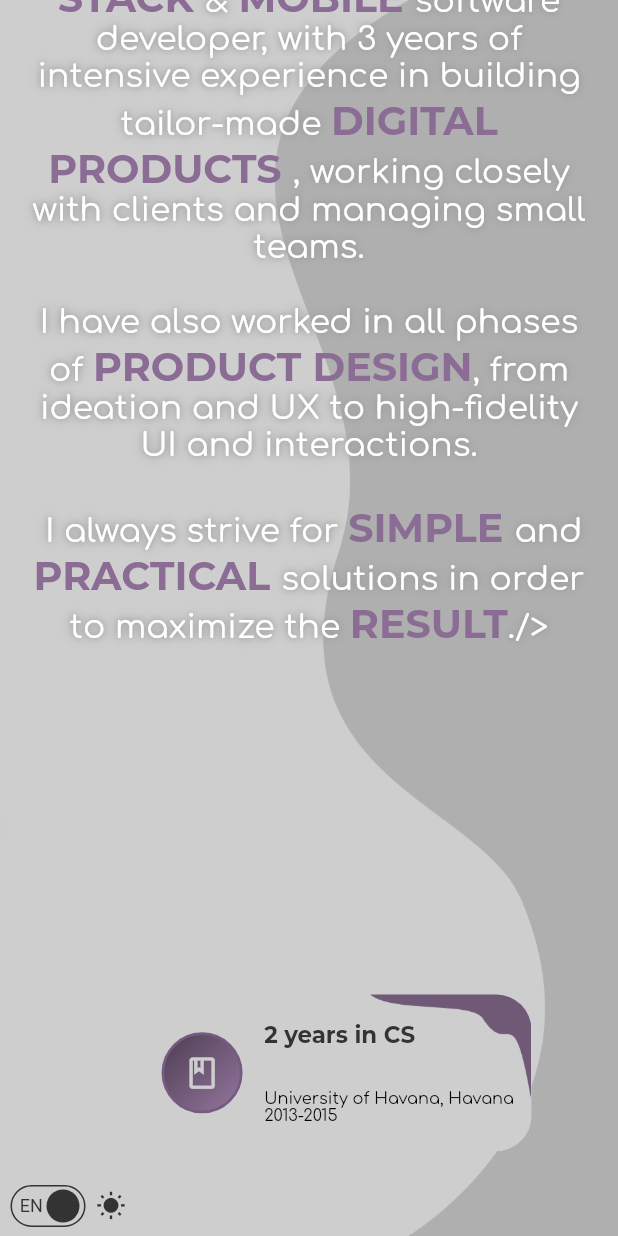
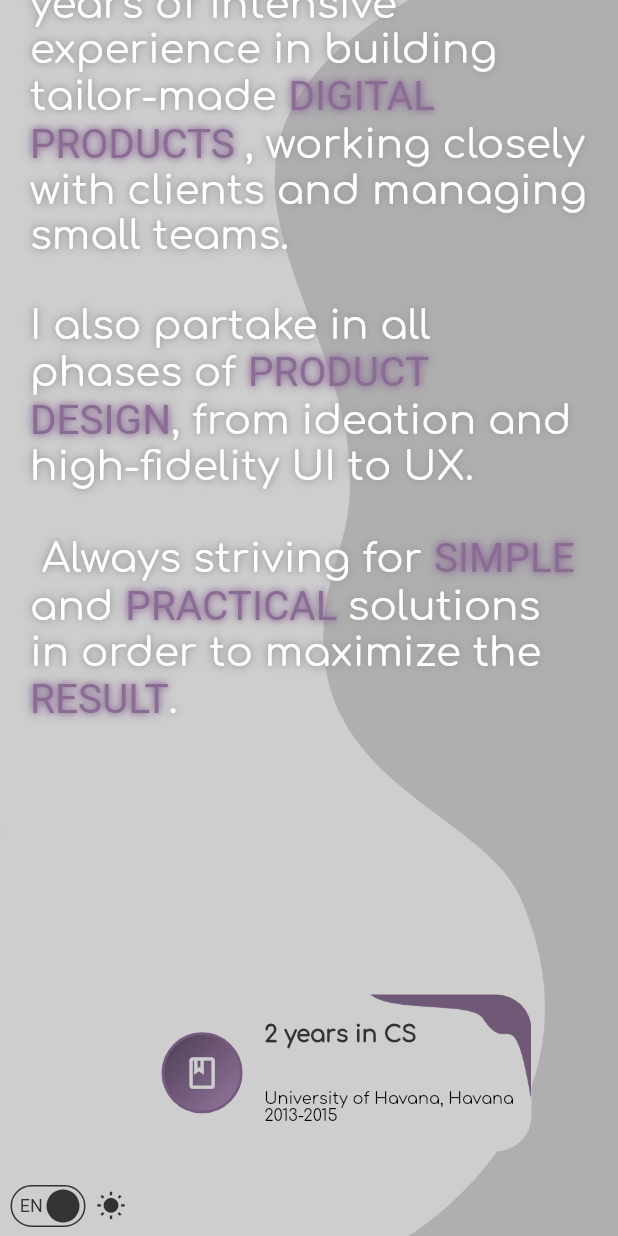
Before and after one commit to Ricardo-MT/personal, a Flutter app: the screen it shows after launch, scrolled down 1152 dp, on a phone screen of 412 x 824 dp. Run offline on Flutter 3.47's test engine with Material 2 defaults, Android fonts, the phone set to English and light mode, and no system bars; drawn by our look-alikes of auto_size_text; our stand-ins replace flutter_inset_box_shadow, font_awesome_flutter, url_strategy; missing offline and left inert: seo_renderer; generated files the repository leaves out were written again.

Commit message:
Improved ui

```diff
--- a/lib/l10n/arb/app_en.arb
+++ b/lib/l10n/arb/app_en.arb
@@ -1,18 +1,18 @@
 {
     "@@locale": "en",
-    "sectionA1": "< I am a Spain based ",
-    "sectionA2": "software developer, with 3 years of intensive experience in building tailor-made ",
+    "sectionA1": "",
+    "sectionA2": "software developer, with 4 years of intensive experience in building tailor-made ",
     "sectionA3": "DIGITAL PRODUCTS ",
-    "sectionA4": ", working closely with clients and managing small teams.\n\nI have also worked in all phases of ",
+    "sectionA4": ", working closely with clients and managing small teams.\n\nI also partake in all phases of ",
     "sectionA5": "PRODUCT DESIGN",
-    "sectionA6": ", from ideation and UX to high-fidelity UI and interactions.",
-    "sectionA7": "\n\n I always strive for ",
+    "sectionA6": ", from ideation and high-fidelity UI to UX.",
+    "sectionA7": "\n\n Always striving for ",
     "sectionA8": "SIMPLE ",
     "sectionA9": "and ",
     "sectionA10": "PRACTICAL ",
     "sectionA11": "solutions in order to maximize the ",
     "sectionA12": "RESULT",
-    "sectionA13": "./>",
+    "sectionA13": ".",
     "sectionBExp1Title": "2 years in CS",
     "sectionBExp1Location": "University of Havana, Havana",
     "sectionBExp1Time": "2013-2015",
@@ -28,9 +28,9 @@
     "sectionCSection1": "PROGRAMMING\nLANGUAGES",
     "sectionCSection2": "FRAMEWORKS\n& LIBRARIES",
     "sectionCSection3": "OTHER\nTECH",
-    "sectionE1": "< I have always been ",
+    "sectionE1": "I've always been ",
     "sectionE2": "HORIZONTALLY SCOPED ",
-    "sectionE3": "in regard to my abilities, and never had a specialised or well defined trade.\n\nFor the last 3 years I have worked very hard on getting as good as I can in ",
+    "sectionE3": "in regard to my abilities, and never had a specialised or well defined trade.\n\nFor the last 4 years I've worked very hard on getting as good as I can in ",
     "sectionE4": "SOFTWARE DEVELOPMENT",
     "sectionE5": ", building a more vertically scoped profile in the field I love.\n\nI became to understand how mastering skills takes ",
     "sectionE6": "TIME ",
@@ -42,13 +42,13 @@
     "sectionE12": "TEAM PLAYER",
     "sectionE13": ", very proactive and always with a ",
     "sectionE14": "CAN-DO ",
-    "sectionE15": "attitude. For the past 5 years I had a ",
+    "sectionE15": "attitude. For the past 6 years I've had a ",
     "sectionE16": "CONTINUOUS ",
     "sectionE17": "improvement mindset as I strive to become ",
     "sectionE18": "BETTER ",
     "sectionE19": "everyday, reinforcing my lifelong learning eagerness.\n\nI now aspire to contribute to the community, increase my professional network and carry on following my carefully tailored career pathway.\n\nStill horizontal, but propelling in ",
     "sectionE20": "VERTICAL",
-    "sectionE21": "./>",
+    "sectionE21": ".",
     "sectionProjects": "PROJECTS",
     "sectionProjectsBreakWord": "PROJ\nECTS"
 }
--- a/lib/view/page/sections/section_a.dart
+++ b/lib/view/page/sections/section_a.dart
@@ -1,8 +1,8 @@
 import 'package:auto_size_text/auto_size_text.dart';
 import 'package:flutter/material.dart';
+import 'package:ricardomejiastravieso/l10n/l10n.dart';
 import 'package:ricardomejiastravieso/utils/theme.dart';
 import 'package:ricardomejiastravieso/view/widgets/card.dart';
-import 'package:ricardomejiastravieso/l10n/l10n.dart';
 
 class SectionZero extends StatelessWidget {
   const SectionZero({
@@ -25,14 +25,14 @@ class SectionZero extends StatelessWidget {
       flex: 5,
       child: AutoSizeText.rich(
         TextSpan(text: l10n.sectionA1, children: [
-          const TextSpan(
+          TextSpan(
             text: "FULL STACK ",
             style: _accentStyle,
           ),
           const TextSpan(
             text: "& ",
           ),
-          const TextSpan(
+          TextSpan(
             text: "MOBILE ",
             style: _accentStyle,
           ),
@@ -70,7 +70,7 @@ class SectionZero extends StatelessWidget {
             text: l10n.sectionA13,
           ),
         ]),
-        textAlign: TextAlign.center,
+        textAlign: isMobile ? TextAlign.left : TextAlign.right,
         style: TextStyle(
           fontSize: 30,
           color: Colors.white,
@@ -87,9 +87,7 @@ class SectionZero extends StatelessWidget {
       child: isMobile
           ? Column(
               children: [
-                const Padding(
-                  padding: EdgeInsets.all(12),
-                  child: SizedBox(
+                const SizedBox(
                   width: 240,
                   child: AspectRatio(
                       aspectRatio: 1,
@@ -104,16 +102,11 @@ class SectionZero extends StatelessWidget {
                                 image: AssetImage(
                                   "assets/images/abajo.png",
                                 ),
-                                  // colorFilter: ColorFilter.mode(
-                                  //   Theme.of(context).colorScheme.onPrimary,
-                                  //   BlendMode.hue,
-                                  // ),
                                 fit: BoxFit.cover,
                                 filterQuality: FilterQuality.high,
                               )),
                         ),
                       )),
-                  ),
                 ),
                 const SizedBox(
                   width: 15,
@@ -122,14 +115,12 @@ class SectionZero extends StatelessWidget {
               ],
             )
           : Center(
+              child: ConstrainedBox(
+                constraints: const BoxConstraints(maxWidth: 1100),
                 child: Row(
-                crossAxisAlignment: CrossAxisAlignment.start,
+                  crossAxisAlignment: CrossAxisAlignment.center,
                   children: [
-                  const Expanded(
-                    flex: 3,
-                    child: Align(
-                      alignment: Alignment.topCenter,
-                      child: MuiCard(
+                    const MuiCard(
                       circular: true,
                       insetShadow: false,
                       width: 240,
@@ -142,15 +133,9 @@ class SectionZero extends StatelessWidget {
                                 image: AssetImage(
                                   "assets/images/abajo.png",
                                 ),
-                                  // colorFilter: ColorFilter.mode(
-                                  //   Theme.of(context).colorScheme.onPrimary,
-                                  //   BlendMode.hue,
-                                  // ),
                                 fit: BoxFit.cover,
                                 filterQuality: FilterQuality.high,
                               )),
-                          ),
-                        ),
                         ),
                       ),
                     ),
@@ -161,13 +146,15 @@ class SectionZero extends StatelessWidget {
                   ],
                 ),
               ),
+            ),
     );
   }
 }
 
-const _accentStyle = TextStyle(
-  fontFamily: "Montserrat",
-  fontSize: 36,
+final _accentStyle = TextStyle(
   color: AppColors.lightPurple,
-  shadows: [],
+  shadows: [
+    for (int i = 1; i < 3; i++)
+      Shadow(color: AppColors.lightPurple, blurRadius: i * 5)
+  ],
 );
--- a/lib/view/page/sections/section_b.dart
+++ b/lib/view/page/sections/section_b.dart
@@ -1,4 +1,5 @@
 import 'dart:math';
+
 import 'package:flutter/material.dart';
 import 'package:ricardomejiastravieso/l10n/l10n.dart';
 import 'package:ricardomejiastravieso/utils/theme.dart';
@@ -308,7 +309,7 @@ class MuiTrayectoryCard extends StatelessWidget {
 
   @override
   Widget build(BuildContext context) {
-    String familyA = "Montserrat";
+    String familyA = "Comfortaa";
     String familyB = "Comfortaa";
     Color textPrimaryColor = Theme.of(context).colorScheme.primary;
     Color textSecondaryColor = Theme.of(context).colorScheme.secondary;
@@ -394,7 +395,7 @@ class MuiTrayectoryVerticalCard extends StatelessWidget {
 
   @override
   Widget build(BuildContext context) {
-    String familyA = "Montserrat";
+    String familyA = "Comfortaa";
     String familyB = "Comfortaa";
     Color textPrimaryColor = Theme.of(context).colorScheme.primary;
     Color textSecondaryColor = Theme.of(context).colorScheme.secondary;
--- a/lib/view/page/sections/section_d.dart
+++ b/lib/view/page/sections/section_d.dart
@@ -306,7 +306,7 @@ class MobileItem extends StatelessWidget {
               color: AppColors.whitePrimary,
               fontSize: 16,
               fontWeight: FontWeight.bold,
-              fontFamily: "Montserrat",
+              fontFamily: "Comfortaa",
             ),
           ),
           Text(
@@ -425,7 +425,7 @@ class PCItem extends StatelessWidget {
               color: AppColors.whitePrimary,
               fontSize: 18,
               fontWeight: FontWeight.bold,
-              fontFamily: "Montserrat",
+              fontFamily: "Comfortaa",
             ),
           ),
           Text(
--- a/lib/view/page/sections/section_e.dart
+++ b/lib/view/page/sections/section_e.dart
@@ -28,14 +28,17 @@ class _SectionFifth extends State<SectionFifth> {
     return SizedBox(
       height: h,
       width: w,
+      child: Center(
+        child: ConstrainedBox(
+          constraints: const BoxConstraints(maxWidth: 1100),
           child: Column(
             children: [
               const Spacer(),
               Expanded(
                 flex: 12,
                 child: Padding(
-              padding:
-                  const EdgeInsets.symmetric(vertical: 14.0, horizontal: 20),
+                  padding: const EdgeInsets.symmetric(
+                      vertical: 14.0, horizontal: 20),
                   child: AutoSizeText.rich(
                     TextSpan(text: l10n.sectionE1, children: [
                       TextSpan(
@@ -89,14 +92,15 @@ class _SectionFifth extends State<SectionFifth> {
                       ),
                       TextSpan(text: l10n.sectionE21),
                     ]),
-                textAlign: TextAlign.center,
+                    textAlign: TextAlign.left,
                     style: TextStyle(
                       fontSize: 30,
                       color: Colors.white,
                       fontFamily: "Comfortaa",
                       shadows: [
                         for (int i = 1; i < 3; i++)
-                      Shadow(color: AppColors.whiteAccent, blurRadius: i * 5)
+                          Shadow(
+                              color: AppColors.whiteAccent, blurRadius: i * 5)
                       ],
                     ),
                   ),
@@ -105,13 +109,16 @@ class _SectionFifth extends State<SectionFifth> {
               const Spacer()
             ],
           ),
+        ),
+      ),
     );
   }
 }
 
-const _accentStyle = TextStyle(
-  fontFamily: "Montserrat",
-  fontSize: 36,
+final _accentStyle = TextStyle(
   color: AppColors.lightPurple,
-  shadows: [],
+  shadows: [
+    for (int i = 1; i < 3; i++)
+      Shadow(color: AppColors.lightPurple, blurRadius: i * 5)
+  ],
 );
--- a/pubspec.yaml
+++ b/pubspec.yaml
@@ -52,7 +52,3 @@ flutter:
       fonts:
         - asset: assets/fonts/Comfortaa-Regular.ttf
           weight: 400
-    - family: Montserrat
-      fonts:
-        - asset: assets/fonts/Montserrat-Bold.ttf
-          weight: 700
```
Also changed, not shown: lib/l10n/arb/app_es.arb (+8 -8 lines), lib/view/page/sections/section_c.dart (+14 -8 lines), assets/fonts/Montserrat-Bold.ttf (deleted). Lines whose indentation alone changed are shown as unchanged.
